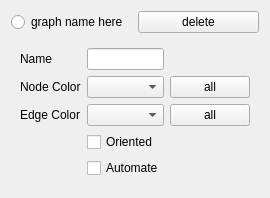
Above: src/Interface/GraphPropertiesWidget.ui from KDE/rocs before the change. Below: the same form after it.
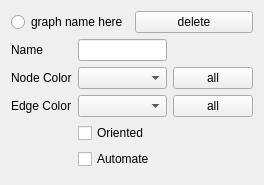
That is the form after the change. Custom widgets are drawn as their Qt base class.

Commit message: Added 2 files for testing the system, fixed lots of bugs, reworked the graph layer system, fixed lots of bugs on graph growth shrink system.

Diff of the .ui file:
```diff
--- a/src/Interface/GraphPropertiesWidget.ui
+++ b/src/Interface/GraphPropertiesWidget.ui
@@ -6,16 +6,28 @@
    <rect>
     <x>0</x>
     <y>0</y>
-    <width>267</width>
-    <height>171</height>
+    <width>264</width>
+    <height>185</height>
    </rect>
   </property>
+  <property name="maximumSize">
+   <size>
+    <width>10000</width>
+    <height>10000</height>
+   </size>
+  </property>
   <property name="windowTitle">
    <string>Form</string>
   </property>
   <layout class="QVBoxLayout" name="verticalLayout">
+   <property name="sizeConstraint">
+    <enum>QLayout::SetNoConstraint</enum>
+   </property>
    <item>
     <layout class="QHBoxLayout" name="horizontalLayout">
+     <property name="sizeConstraint">
+      <enum>QLayout::SetMinimumSize</enum>
+     </property>
      <item>
       <widget class="QRadioButton" name="_activateGraph">
        <property name="text">
@@ -34,7 +46,19 @@
    </item>
    <item>
     <widget class="QWidget" name="_editWidget" native="true">
+     <property name="maximumSize">
+      <size>
+       <width>16777215</width>
+       <height>400</height>
+      </size>
+     </property>
      <layout class="QGridLayout" name="gridLayout">
+      <property name="sizeConstraint">
+       <enum>QLayout::SetMinimumSize</enum>
+      </property>
+      <property name="margin">
+       <number>0</number>
+      </property>
       <item row="0" column="1">
        <widget class="KLineEdit" name="_graphName"/>
       </item>
```
The commit also changes 26 other files.
